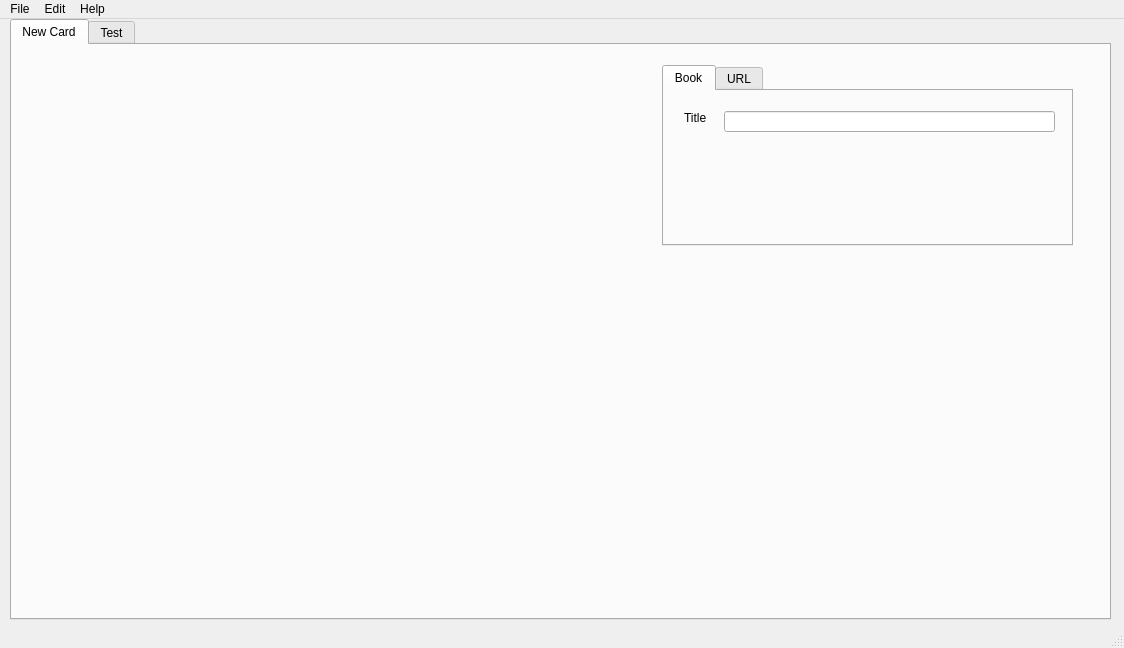
Qt form my_flash_cards.ui (seattlechem/pyqt_flashcards) before a commit.
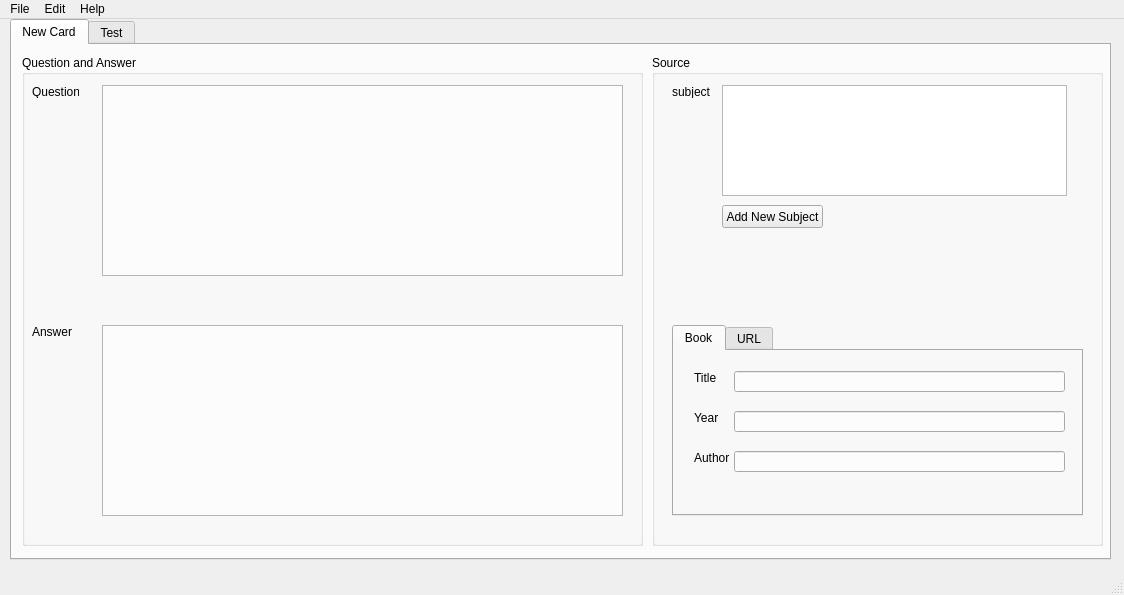
The same form after that commit. The open tabs and pages were chosen to show the change.

Diff of the .ui file:
```diff
--- a/my_flash_cards.ui
+++ b/my_flash_cards.ui
@@ -7,7 +7,7 @@
     <x>0</x>
     <y>0</y>
     <width>1124</width>
-    <height>648</height>
+    <height>595</height>
    </rect>
   </property>
   <property name="windowTitle">
@@ -20,9 +20,12 @@
       <x>10</x>
       <y>0</y>
       <width>1101</width>
-      <height>601</height>
+      <height>541</height>
      </rect>
     </property>
+    <property name="autoFillBackground">
+     <bool>true</bool>
+    </property>
     <property name="currentIndex">
      <number>0</number>
     </property>
@@ -33,10 +36,10 @@
      <widget class="QTabWidget" name="tabWidget_2">
       <property name="geometry">
        <rect>
-        <x>650</x>
-        <y>20</y>
+        <x>660</x>
+        <y>280</y>
         <width>411</width>
-        <height>181</height>
+        <height>191</height>
        </rect>
       </property>
       <property name="currentIndex">
@@ -46,7 +49,7 @@
        <attribute name="title">
         <string>Book</string>
        </attribute>
-       <widget class="QLabel" name="label">
+       <widget class="QLabel" name="book_title_label">
         <property name="geometry">
          <rect>
           <x>20</x>
@@ -69,11 +72,194 @@
          </rect>
         </property>
        </widget>
+       <widget class="QLabel" name="book_year_label">
+        <property name="geometry">
+         <rect>
+          <x>20</x>
+          <y>60</y>
+          <width>47</width>
+          <height>13</height>
+         </rect>
+        </property>
+        <property name="text">
+         <string>Year</string>
+        </property>
+       </widget>
+       <widget class="QLineEdit" name="book_year_inputbox">
+        <property name="geometry">
+         <rect>
+          <x>60</x>
+          <y>60</y>
+          <width>331</width>
+          <height>21</height>
+         </rect>
+        </property>
+       </widget>
+       <widget class="QLabel" name="book_author_label">
+        <property name="geometry">
+         <rect>
+          <x>20</x>
+          <y>100</y>
+          <width>47</width>
+          <height>13</height>
+         </rect>
+        </property>
+        <property name="text">
+         <string>Author</string>
+        </property>
+       </widget>
+       <widget class="QLineEdit" name="book_year_inputbox_2">
+        <property name="geometry">
+         <rect>
+          <x>60</x>
+          <y>100</y>
+          <width>331</width>
+          <height>21</height>
+         </rect>
+        </property>
+       </widget>
       </widget>
       <widget class="QWidget" name="url_tab">
        <attribute name="title">
         <string>URL</string>
        </attribute>
+       <widget class="QLabel" name="url_label">
+        <property name="geometry">
+         <rect>
+          <x>20</x>
+          <y>30</y>
+          <width>47</width>
+          <height>13</height>
+         </rect>
+        </property>
+        <property name="text">
+         <string>URL</string>
+        </property>
+       </widget>
+       <widget class="QLineEdit" name="url_inputbox">
+        <property name="geometry">
+         <rect>
+          <x>60</x>
+          <y>30</y>
+          <width>321</width>
+          <height>20</height>
+         </rect>
+        </property>
+       </widget>
+      </widget>
+     </widget>
+     <widget class="QLabel" name="question_label">
+      <property name="geometry">
+       <rect>
+        <x>20</x>
+        <y>40</y>
+        <width>47</width>
+        <height>13</height>
+       </rect>
+      </property>
+      <property name="text">
+       <string>Question</string>
+      </property>
+     </widget>
+     <widget class="QPlainTextEdit" name="question_textbox">
+      <property name="geometry">
+       <rect>
+        <x>90</x>
+        <y>40</y>
+        <width>521</width>
+        <height>191</height>
+       </rect>
+      </property>
+     </widget>
+     <widget class="QLabel" name="answer_label">
+      <property name="geometry">
+       <rect>
+        <x>20</x>
+        <y>280</y>
+        <width>47</width>
+        <height>13</height>
+       </rect>
+      </property>
+      <property name="text">
+       <string>Answer</string>
+      </property>
+     </widget>
+     <widget class="QPlainTextEdit" name="answer_textbox">
+      <property name="geometry">
+       <rect>
+        <x>90</x>
+        <y>280</y>
+        <width>521</width>
+        <height>191</height>
+       </rect>
+      </property>
+     </widget>
+     <widget class="QGroupBox" name="qa_groupbox">
+      <property name="geometry">
+       <rect>
+        <x>10</x>
+        <y>10</y>
+        <width>621</width>
+        <height>491</height>
+       </rect>
+      </property>
+      <property name="autoFillBackground">
+       <bool>false</bool>
+      </property>
+      <property name="title">
+       <string>Question and Answer</string>
+      </property>
+      <property name="flat">
+       <bool>false</bool>
+      </property>
+     </widget>
+     <widget class="QLabel" name="subject_label">
+      <property name="geometry">
+       <rect>
+        <x>660</x>
+        <y>40</y>
+        <width>47</width>
+        <height>13</height>
+       </rect>
+      </property>
+      <property name="text">
+       <string>subject</string>
+      </property>
+     </widget>
+     <widget class="QPushButton" name="add_new_subject_button">
+      <property name="geometry">
+       <rect>
+        <x>710</x>
+        <y>160</y>
+        <width>101</width>
+        <height>23</height>
+       </rect>
+      </property>
+      <property name="text">
+       <string>Add New Subject</string>
+      </property>
+     </widget>
+     <widget class="QGroupBox" name="source_groupbox">
+      <property name="geometry">
+       <rect>
+        <x>640</x>
+        <y>10</y>
+        <width>451</width>
+        <height>491</height>
+       </rect>
+      </property>
+      <property name="title">
+       <string>Source</string>
+      </property>
+      <widget class="QListWidget" name="subject_listWidget">
+       <property name="geometry">
+        <rect>
+         <x>70</x>
+         <y>30</y>
+         <width>345</width>
+         <height>111</height>
+        </rect>
+       </property>
       </widget>
      </widget>
     </widget>
@@ -81,6 +267,91 @@
      <attribute name="title">
       <string>Test</string>
      </attribute>
+     <widget class="QPlainTextEdit" name="plainTextEdit">
+      <property name="geometry">
+       <rect>
+        <x>140</x>
+        <y>50</y>
+        <width>711</width>
+        <height>371</height>
+       </rect>
+      </property>
+     </widget>
+     <widget class="QPushButton" name="pass_button">
+      <property name="geometry">
+       <rect>
+        <x>930</x>
+        <y>102</y>
+        <width>75</width>
+        <height>51</height>
+       </rect>
+      </property>
+      <property name="text">
+       <string>Pass</string>
+      </property>
+     </widget>
+     <widget class="QPushButton" name="fail_button">
+      <property name="geometry">
+       <rect>
+        <x>930</x>
+        <y>190</y>
+        <width>75</width>
+        <height>51</height>
+       </rect>
+      </property>
+      <property name="text">
+       <string>Fail</string>
+      </property>
+     </widget>
+     <widget class="QPushButton" name="flip_button">
+      <property name="geometry">
+       <rect>
+        <x>930</x>
+        <y>370</y>
+        <width>75</width>
+        <height>51</height>
+       </rect>
+      </property>
+      <property name="text">
+       <string>Flip</string>
+      </property>
+     </widget>
+     <widget class="QListWidget" name="test_subject_widget">
+      <property name="geometry">
+       <rect>
+        <x>210</x>
+        <y>450</y>
+        <width>171</width>
+        <height>51</height>
+       </rect>
+      </property>
+     </widget>
+     <widget class="QLabel" name="label">
+      <property name="geometry">
+       <rect>
+        <x>150</x>
+        <y>460</y>
+        <width>47</width>
+        <height>13</height>
+       </rect>
+      </property>
+      <property name="text">
+       <string>Subject</string>
+      </property>
+     </widget>
+     <widget class="QPushButton" name="test_start_button">
+      <property name="geometry">
+       <rect>
+        <x>780</x>
+        <y>450</y>
+        <width>75</width>
+        <height>51</height>
+       </rect>
+      </property>
+      <property name="text">
+       <string>Start</string>
+      </property>
+     </widget>
     </widget>
    </widget>
   </widget>
```
Left out of the diff: 6 changed lines with no effect on the pictures.
